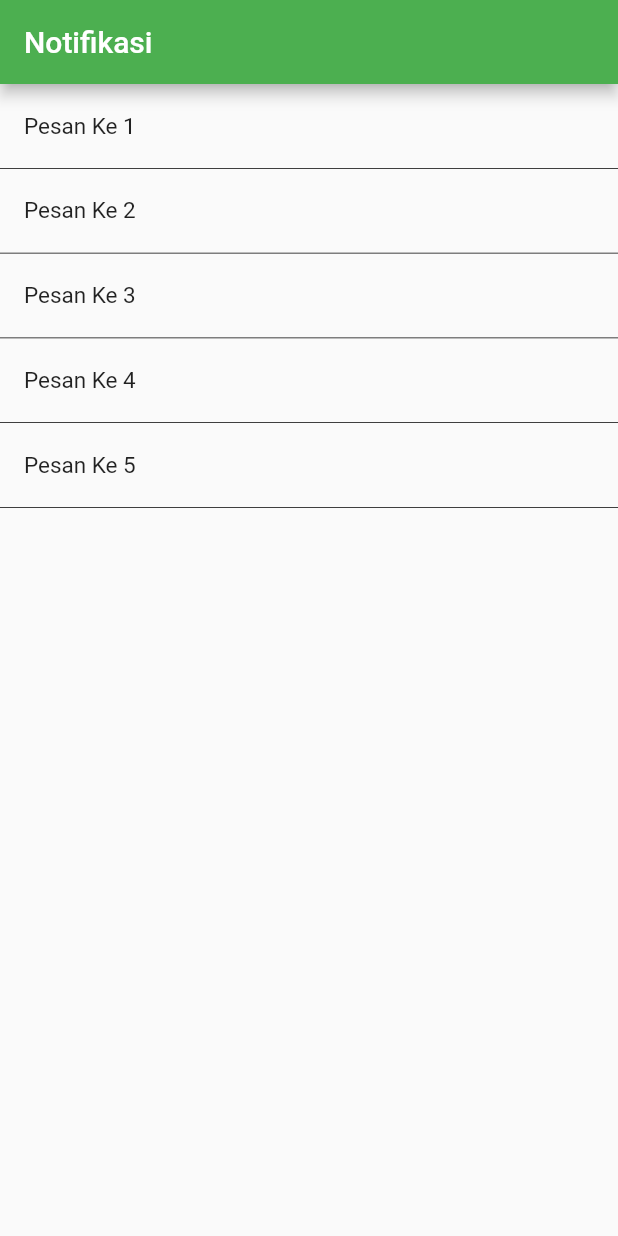
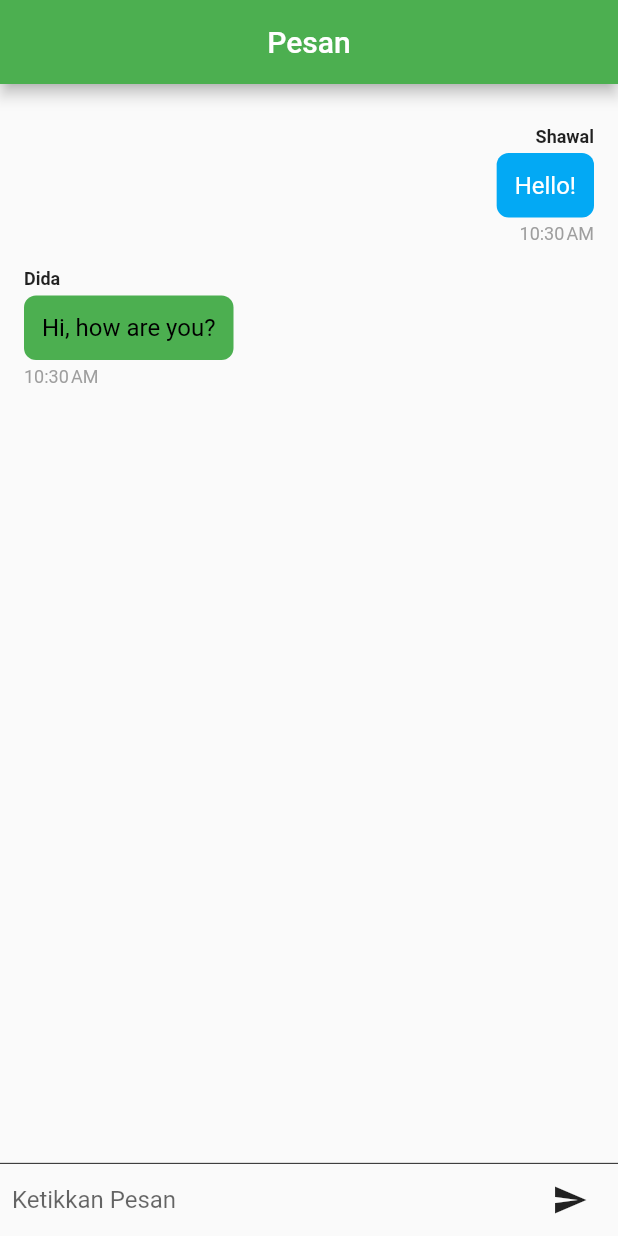
Before and after one commit to dymikhxyz24/Sampah-Kita, a Flutter app: the screen it shows after launch, on a phone screen of 412 x 824 dp. Run offline on Flutter 3.47's test engine with Material 2 defaults, Android fonts, the phone set to English and light mode, and no system bars; our stand-ins replace splashscreen.

Commit message:
menambah pesanPage,dummyPesan,pesan.dart & minimun editing

```diff
--- a/lib/main.dart
+++ b/lib/main.dart
@@ -2,11 +2,13 @@ import 'package:flutter/material.dart';
 import 'package:provider/provider.dart';
 import 'package:uts/main/info.dart';
 import 'package:uts/main/login.dart';
-import 'package:uts/main/notifikasi.dart';
+import 'package:uts/main/pesan.dart';
+import 'package:uts/main/pesanPage.dart';
 import 'package:uts/main/profile.dart';
 import 'package:uts/main/register.dart';
 import 'package:uts/main/provider.dart';
 import 'package:uts/main/splash.dart';
+import 'package:uts/main/notifikasi.dart';
 
 void main() {
   runApp(MultiProvider(
@@ -26,7 +28,7 @@ class MyApp extends StatelessWidget {
       theme: ThemeData(
         primarySwatch: Colors.green,
       ),
-      home: Notifikasi(),
+      home: pesanPage(),
     );
   }
 }
--- /dev/null
+++ b/lib/main/dummyNotifikasi.dart
@@ -0,0 +1,25 @@
+class Pesan {
+  final String id;
+  final String name;
+  final String desc;
+  bool checked;
+
+  Pesan(
+      {required this.id,
+      required this.name,
+      required this.desc,
+      this.checked = false});
+}
+
+//dummy
+final items = List<String>.generate(5, (i) => 'Notifikasi ${i + 1}');
+final deskripsi =
+    List<String>.generate(5, (i) => 'Deskripsi pesan ke ${i + 1}');
+
+List<Pesan> pesanData = items.asMap().entries.map((entry) {
+  final index = entry.key;
+  final name = entry.value;
+  final desc = deskripsi[index];
+  final id = (index + 1).toString();
+  return Pesan(id: id, name: name, desc: desc);
+}).toList();
--- /dev/null
+++ b/lib/main/dummyPesan.dart
@@ -0,0 +1,33 @@
+import 'package:intl/intl.dart';
+
+class pesanPesan {
+  final String pengirim;
+  final String isiPesan;
+  final String type;
+  DateTime timestamp;
+
+  pesanPesan({
+    required this.pengirim,
+    required this.isiPesan,
+    required this.type,
+    required this.timestamp,
+  });
+}
+
+final now = DateTime.now();
+final formattedTime = DateFormat.jm().format(now);
+
+List<pesanPesan> pesan = [
+  pesanPesan(
+    pengirim: "Shawal",
+    isiPesan: "Hello!",
+    type: "User",
+    timestamp: now,
+  ),
+  pesanPesan(
+    pengirim: "Dida",
+    isiPesan: "Hi, how are you?",
+    type: "Staff",
+    timestamp: now,
+  ),
+];
--- a/lib/main/listpesan.dart
+++ /dev/null
@@ -1,16 +0,0 @@
-class Pesan {
-  final String id;
-  final String name;
-  bool checked;
-
-  Pesan({required this.id, required this.name, this.checked = false});
-}
-
-final items = List<String>.generate(5, (i) => 'Pesan Ke ${i + 1}');
-
-List<Pesan> pesanData = items.asMap().entries.map((entry) {
-  final index = entry.key;
-  final name = entry.value;
-  final id = (index + 1).toString();
-  return Pesan(id: id, name: name);
-}).toList();
--- a/lib/main/notifikasi.dart
+++ b/lib/main/notifikasi.dart
@@ -1,8 +1,6 @@
 import 'package:flutter/material.dart';
-import 'package:flutter/src/widgets/framework.dart';
-import 'package:flutter/src/widgets/placeholder.dart';
 
-import 'package:uts/main/listpesan.dart';
+import 'package:uts/main/dummyNotifikasi.dart';
 
 class Notifikasi extends StatefulWidget {
   const Notifikasi({super.key});
@@ -12,57 +10,31 @@ class Notifikasi extends StatefulWidget {
 }
 
 class _NotifikasiState extends State<Notifikasi> {
-  // final items = List<String>.generate(5, (i) => 'Pesan Ke ${i + 1}');
-  List<Pesan> trashCan = [];
-  bool isAnyChecked = false;
-  bool checkedState = false;
-  existsInTrashCan(Pesan pesan) => trashCan.contains(pesan);
+  void deleteAllItems() {
+    setState(() {
+      pesanData.clear();
+    });
+
+    ScaffoldMessenger.of(context).showSnackBar(
+      SnackBar(
+        content: Text('Semua pesan telah dihapus'),
+        duration: Duration(milliseconds: 500),
+      ),
+    );
+  }
+
   @override
   Widget build(BuildContext context) {
     return Scaffold(
-      appBar: trashCan.isEmpty
-          ? AppBar(
-              title: Text("Notifikasi"),
-            )
-          : AppBar(
-              backgroundColor: Color.fromARGB(255, 58, 132, 61),
-              leading: IconButton(
-                  icon: Icon(Icons.clear),
-                  onPressed: () {
-                    setState(() {
-                      trashCan.clear();
-                      pesanData.forEach((pesan) => pesan.checked = false);
-                    });
-                  }),
-              title: Text(trashCan.length.toString()),
-              actions: [
-                IconButton(
-                    onPressed: () {
-                      setState(() {
-                        int deletedCount = trashCan.length;
-
-                        pesanData
-                            .removeWhere((item) => trashCan.contains(item));
-                        trashCan.clear();
-
-                        ScaffoldMessenger.of(context).showSnackBar(
-                          SnackBar(
-                            content: Text('$deletedCount item(s) deleted'),
-                            duration: Duration(milliseconds: 1500),
-                          ),
-                        );
-                      });
-                    },
-                    icon: Icon(Icons.delete))
-              ],
-            ),
+      appBar: AppBar(
+        title: Text("Pesan"),
+      ),
       body: ListView.builder(
         itemCount: pesanData.length,
         itemBuilder: (BuildContext context, int index) {
           {
             final item = pesanData[index].name;
-            final Pesan pesan = pesanData[index];
-
+            final description = pesanData[index].desc;
             return Dismissible(
               key: UniqueKey(),
 
@@ -80,7 +52,6 @@ class _NotifikasiState extends State<Notifikasi> {
               background: Container(color: Colors.green),
               child: Container(
                 decoration: BoxDecoration(
-                    color: pesan.checked ? Color.fromARGB(44, 0, 0, 0) : null,
                     border: Border(
                         bottom: BorderSide(
                             color: Colors.black,
@@ -93,44 +64,17 @@ class _NotifikasiState extends State<Notifikasi> {
                       fontSize: 15,
                     ),
                   ),
-                  onTap: () {
-                    if (pesan.checked) {
-                      setState(() {
-                        pesan.checked = false;
-                        trashCan.remove(pesan);
-                      });
-                    } else {
-                      if (checkedState) {
-                        setState(() {
-                          pesan.checked = true;
-                          trashCan.add(pesan);
-                        });
-                      }
-                    }
-                  },
-                  onLongPress: () {
-                    setState(() {
-                      pesan.checked = !pesan.checked;
-                      checkedState = true;
-                      if (pesan.checked) {
-                        trashCan.add(pesan);
-                      } else {
-                        trashCan.remove(pesan);
-                      }
-                    });
-                  },
+                  subtitle: Text(description),
                 ),
               ),
-              // child: ListTile(
-              //   title: Text(
-              //     item,
-              //     style: TextStyle(decoration: TextDecoration.underline),
-              //   ),
-              // ),
             );
           }
         },
       ),
+      floatingActionButton: FloatingActionButton(
+        onPressed: deleteAllItems,
+        child: Icon(Icons.delete),
+      ),
     );
   }
 }
--- /dev/null
+++ b/lib/main/pesanPage.dart
@@ -0,0 +1,135 @@
+import 'package:flutter/material.dart';
+import 'package:intl/intl.dart';
+import 'package:uts/main/dummyPesan.dart';
+
+class pesanPage extends StatefulWidget {
+  const pesanPage({super.key});
+
+  @override
+  State<pesanPage> createState() => _pesanPageState();
+}
+
+class _pesanPageState extends State<pesanPage> {
+  final TextEditingController _textEditingController = TextEditingController();
+  void _sendMessage() {
+    if (_textEditingController.text.isEmpty) {
+      return;
+    }
+
+    setState(() {
+      final now = DateTime.now();
+
+      pesan.add(
+        pesanPesan(
+          pengirim: "Shawal",
+          isiPesan: _textEditingController.text,
+          type: "User",
+          timestamp: now,
+        ),
+      );
+      _textEditingController.clear();
+    });
+  }
+
+  @override
+  Widget build(BuildContext context) {
+    return Scaffold(
+      appBar: AppBar(
+        title: Text("Pesan"),
+        centerTitle: true,
+      ),
+      body: Padding(
+        padding: const EdgeInsets.only(top: 20),
+        child: Column(
+          children: [
+            Expanded(
+              child: ListView.builder(
+                itemCount: pesan.length,
+                itemBuilder: (BuildContext context, int index) {
+                  final message = pesan[index];
+                  final formattedTime =
+                      DateFormat.jm().format(message.timestamp);
+                  return Container(
+                    alignment: message.type == "User"
+                        ? Alignment.centerRight
+                        : Alignment.centerLeft,
+                    padding:
+                        EdgeInsets.symmetric(horizontal: 16.0, vertical: 8.0),
+                    child: Column(
+                      crossAxisAlignment: message.type == "User"
+                          ? CrossAxisAlignment.end
+                          : CrossAxisAlignment.start,
+                      children: [
+                        Text(
+                          message.pengirim,
+                          style: TextStyle(
+                            fontSize: 12.0,
+                            fontWeight: FontWeight.bold,
+                          ),
+                        ),
+                        Container(
+                          padding: EdgeInsets.all(12.0),
+                          margin: EdgeInsets.only(top: 4.0),
+                          decoration: BoxDecoration(
+                            color: message.type == "User"
+                                ? Colors.lightBlue
+                                : Colors.green,
+                            borderRadius: BorderRadius.circular(8.0),
+                          ),
+                          child: Text(
+                            message.isiPesan,
+                            style: TextStyle(
+                              color: message.type == "User"
+                                  ? Colors.white
+                                  : Colors.black,
+                              fontSize: 16.0,
+                            ),
+                          ),
+                        ),
+                        SizedBox(height: 4.0),
+                        Text(
+                          formattedTime,
+                          style: TextStyle(
+                            color: Colors.grey,
+                            fontSize: 12.0,
+                          ),
+                        ),
+                      ],
+                    ),
+                  );
+                },
+              ),
+            ),
+            Divider(height: 1.0),
+            Container(
+              padding: EdgeInsets.symmetric(horizontal: 8.0),
+              decoration: BoxDecoration(
+                  border: Border(
+                      top: BorderSide(
+                          color: Colors.black,
+                          width: 0.5,
+                          style: BorderStyle.solid))),
+              child: Row(
+                children: [
+                  Expanded(
+                    child: TextField(
+                      controller: _textEditingController,
+                      decoration: InputDecoration(
+                        hintText: "Ketikkan Pesan",
+                        border: InputBorder.none,
+                      ),
+                    ),
+                  ),
+                  IconButton(
+                    icon: Icon(Icons.send),
+                    onPressed: _sendMessage,
+                  ),
+                ],
+              ),
+            ),
+          ],
+        ),
+      ),
+    );
+  }
+}
--- a/pubspec.yaml
+++ b/pubspec.yaml
@@ -31,6 +31,7 @@ dependencies:
   cupertino_icons: ^1.0.2
   flutter:
     sdk: flutter
+  intl: ^0.18.1
   provider: ^6.0.5
   splashscreen: ^1.3.5
 
```
Also changed, not shown: lib/main/pesan.dart (added, +130 -0 lines), pubspec.lock.
